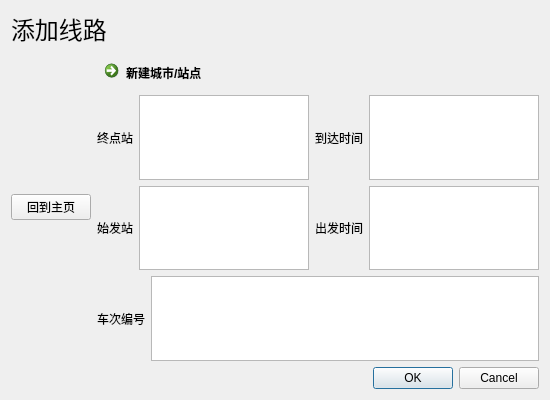
The window that UI/adminadd.ui (Nisiyama-Suzune/train-ticket-system) describes before a commit, drawn with Qt 5.
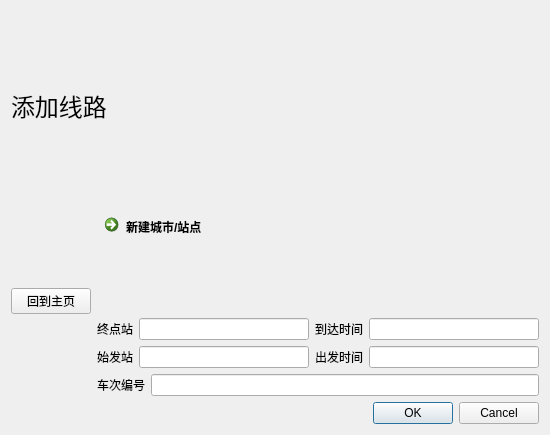
The same window after the commit.

```diff
--- a/UI/adminadd.ui
+++ b/UI/adminadd.ui
@@ -7,7 +7,7 @@
     <x>0</x>
     <y>0</y>
     <width>550</width>
-    <height>400</height>
+    <height>435</height>
    </rect>
   </property>
   <property name="windowTitle">
@@ -55,7 +55,7 @@
           </widget>
          </item>
          <item>
-          <widget class="QTextEdit" name="textEdit_2"/>
+          <widget class="QLineEdit" name="lineEdit"/>
          </item>
          <item>
           <widget class="QLabel" name="label_5">
@@ -65,7 +65,7 @@
           </widget>
          </item>
          <item>
-          <widget class="QTextEdit" name="textEdit_4"/>
+          <widget class="QLineEdit" name="lineEdit_2"/>
          </item>
         </layout>
        </item>
@@ -79,7 +79,7 @@
           </widget>
          </item>
          <item>
-          <widget class="QTextEdit" name="textEdit"/>
+          <widget class="QLineEdit" name="lineEdit_3"/>
          </item>
          <item>
           <widget class="QLabel" name="label_4">
@@ -89,7 +89,7 @@
           </widget>
          </item>
          <item>
-          <widget class="QTextEdit" name="textEdit_3"/>
+          <widget class="QLineEdit" name="lineEdit_4"/>
          </item>
         </layout>
        </item>
@@ -103,7 +103,7 @@
           </widget>
          </item>
          <item>
-          <widget class="QTextEdit" name="textEdit_5"/>
+          <widget class="QLineEdit" name="lineEdit_5"/>
          </item>
         </layout>
        </item>
```
Left out of the diff: 2 changed lines with no effect on the pictures.
